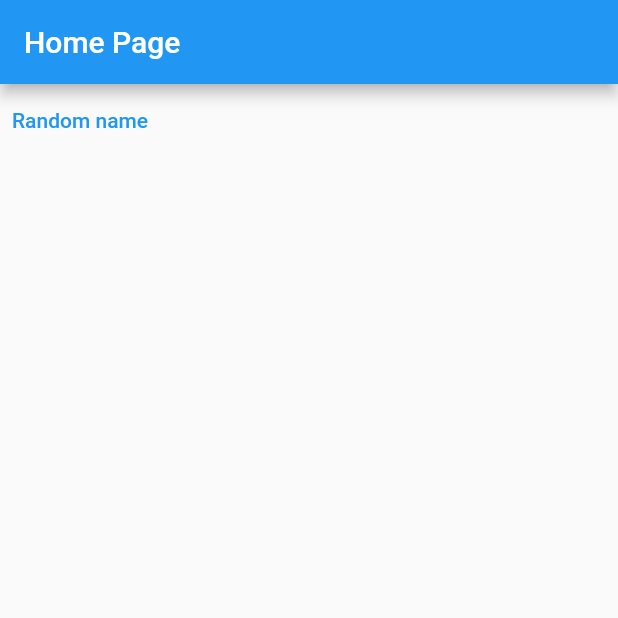
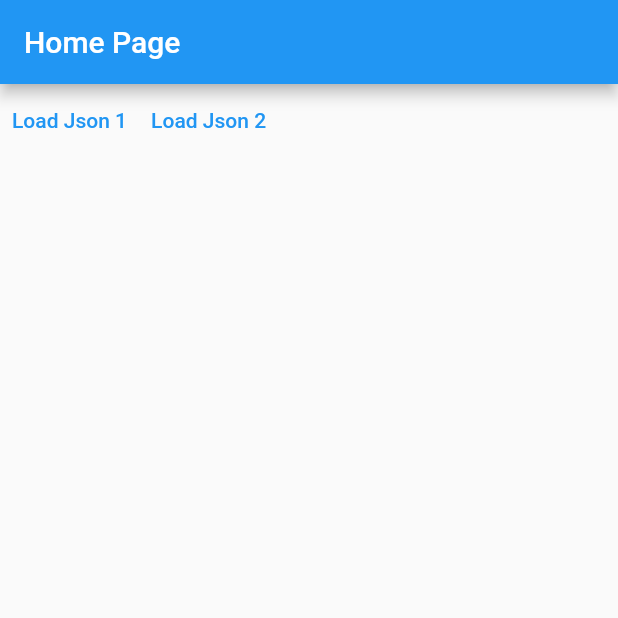
Before and after one commit to Cirorx/Bloc_State_Management, a Flutter app: the screen it shows after launch, on a phone screen of 412 x 824 dp, the top half of it. Run offline on Flutter 3.47's test engine with Material 2 defaults, Android fonts, the phone set to English and light mode, and no system bars; our stand-ins replace bloc, flutter_bloc.

```diff
--- a/testingbloc/lib/main.dart
+++ b/testingbloc/lib/main.dart
@@ -1,6 +1,11 @@
+import 'dart:convert';
+import 'dart:io';
+
 import 'package:bloc/bloc.dart';
 import 'package:flutter/material.dart';
-import 'dart:math' as math show Random;
+import 'package:flutter_bloc/flutter_bloc.dart';
+
+//Continue in 01:22:36
 
 void main() {
   runApp(
@@ -9,52 +14,118 @@ void main() {
       theme: ThemeData(
         primarySwatch: Colors.blue,
       ),
-      home: const HomePage(),
+      home: BlocProvider(
+        create: (_) => PeopleBloc(),
+        child: const HomePage(),
+      ),
     ),
   );
 }
 
-const names = [
-  "Foo",
-  "Bar",
-  "Baz",
-];
-
-extension RandomElement<T> on Iterable<T> {
-  T getRandomElement() => elementAt(math.Random().nextInt(length));
+@immutable
+abstract class LoadAction {
+  const LoadAction();
 }
 
-//Cubit class definition
-class NamesCubit extends Cubit<String?> {
-  //pass initial state
-  NamesCubit() : super(null);
+@immutable
+class LoadPeopleAction extends LoadAction {
+  final PersonUrl url;
 
-  void pickRandomName() => emit(
-        names.getRandomElement(),
-      );
+  const LoadPeopleAction({required this.url}) : super();
 }
 
-class HomePage extends StatefulWidget {
-  const HomePage({super.key});
+enum PersonUrl {
+  people1,
+  people2,
+}
+
+extension Subscript<T> on Iterable<T> {
+  // if the lenght is bigger than the index, then return the element at the index
+  // else return null
+  T? operator [](int index) => length > index ? elementAt(index) : null;
+}
+
+extension UrlString on PersonUrl {
+  String get urlString {
+    switch (this) {
+      case PersonUrl.people1:
+        return "http://192.168.88.19:8082/testingbloc/api/people1.json";
+      case PersonUrl.people2:
+        return "http://192.168.88.19:8082/testingbloc/api/people2.json";
+    }
+  }
+}
+
+@immutable
+class Person {
+  final String name;
+  final int age;
+
+  const Person({
+    required this.name,
+    required this.age,
+  });
+
+  Person.fromJson(Map<String, dynamic> json)
+      : name = json['name'] as String,
+        age = int.parse(json['age']);
 
   @override
-  State<HomePage> createState() => _HomePageState();
+  String toString() => "name = $name, age = $age";
 }
 
-class _HomePageState extends State<HomePage> {
-  late final NamesCubit cubit;
+Future<Iterable<Person>> getPeople(String url) => HttpClient()
+    .getUrl(Uri.parse(url))
+    .then((req) => req.close())
+    .then((resp) => resp.transform(utf8.decoder).join())
+    .then((str) => json.decode(str) as List<dynamic>)
+    .then((list) => list.map((e) => Person.fromJson(e)));
+
+@immutable
+class FetchResult {
+  final Iterable<Person> people;
+
+  final bool isRetrievedFromCached;
+  const FetchResult({
+    required this.people,
+    required this.isRetrievedFromCached,
+  });
 
   @override
-  void initState() {
-    super.initState();
-    cubit = NamesCubit();
+  String toString() =>
+      'Fetch result (isRetrievedFromCache = $isRetrievedFromCached, people = $people)';
+}
+
+class PeopleBloc extends Bloc<LoadAction, FetchResult?> {
+  final Map<PersonUrl, Iterable<Person>> _cache = {};
+
+  PeopleBloc() : super(null) {
+    on<LoadPeopleAction>((event, emit) async {
+      final url = event.url;
+      if (_cache.containsKey(url)) {
+        // the value is at cache
+        final cachePeople = _cache[url]!;
+        final result = FetchResult(
+          people: cachePeople,
+          isRetrievedFromCached: true,
+        );
+        emit(result);
+      } else {
+        final people = await getPeople(url.urlString);
+        _cache[url] = people;
+
+        final result = FetchResult(
+          people: people,
+          isRetrievedFromCached: false,
+        );
+        emit(result);
+      }
+    });
   }
+}
 
-  @override
-  void dispose() {
-    cubit.close();
-    super.dispose();
-  }
+class HomePage extends StatelessWidget {
+  const HomePage({super.key});
 
   @override
   Widget build(BuildContext context) {
@@ -62,29 +133,55 @@ class _HomePageState extends State<HomePage> {
       appBar: AppBar(
         title: const Text('Home Page'),
       ),
-      body: StreamBuilder<String?>(
-        stream: cubit.stream,
-        builder: (context, snapshot) {
-          final button = TextButton(
-            onPressed: () => cubit.pickRandomName(),
-            child: const Text("Random name"),
-          );
-          switch (snapshot.connectionState) {
-            case ConnectionState.none:
-              return button;
-            case ConnectionState.waiting:
-              return button;
-            case ConnectionState.active:
-              return Column(
-                children: [
-                  Text(snapshot.data ?? "no data"),
-                  button,
-                ],
+      body: Column(
+        children: [
+          Row(
+            children: [
+              TextButton(
+                onPressed: () {
+                  context.read<PeopleBloc>().add(const LoadPeopleAction(
+                        url: PersonUrl.people1,
+                      ));
+                },
+                child: const Text(
+                  "Load Json 1",
+                ),
+              ),
+              TextButton(
+                onPressed: () {
+                  context.read<PeopleBloc>().add(const LoadPeopleAction(
+                        url: PersonUrl.people2,
+                      ));
+                },
+                child: const Text(
+                  "Load Json 2",
+                ),
+              ),
+            ],
+          ),
+          BlocBuilder<PeopleBloc, FetchResult?>(
+            buildWhen: (previousResult, currentResult) {
+              return previousResult?.people != currentResult?.people;
+            },
+            builder: ((context, fetchResult) {
+              final people = fetchResult?.people;
+              if (people == null) {
+                return const SizedBox();
+              }
+              return Expanded(
+                child: ListView.builder(
+                  itemCount: people.length,
+                  itemBuilder: (context, index) {
+                    final person = people[index]!;
+                    return ListTile(
+                      title: Text(person.name),
+                    );
+                  },
+                ),
               );
-            case ConnectionState.done:
-              return const SizedBox();
-          }
-        },
+            }),
+          )
+        ],
       ),
     );
   }
```
Also changed, not shown: testingbloc/api/people1.json (added, +14 -0 lines), testingbloc/api/people2.json (added, +14 -0 lines), 1 other file.
